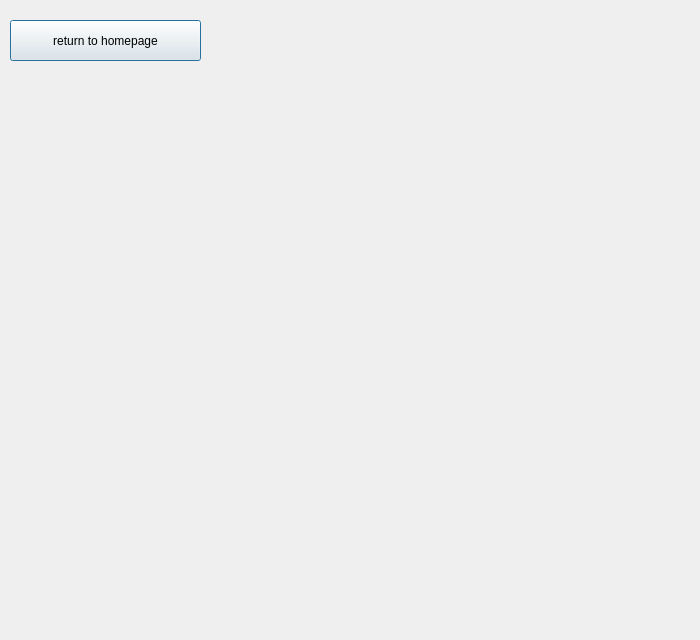
This is returnwindow.ui in calderon-antoniop410/LibraryPlusPlus as Qt 5 draws it before an edit. The edited form follows.
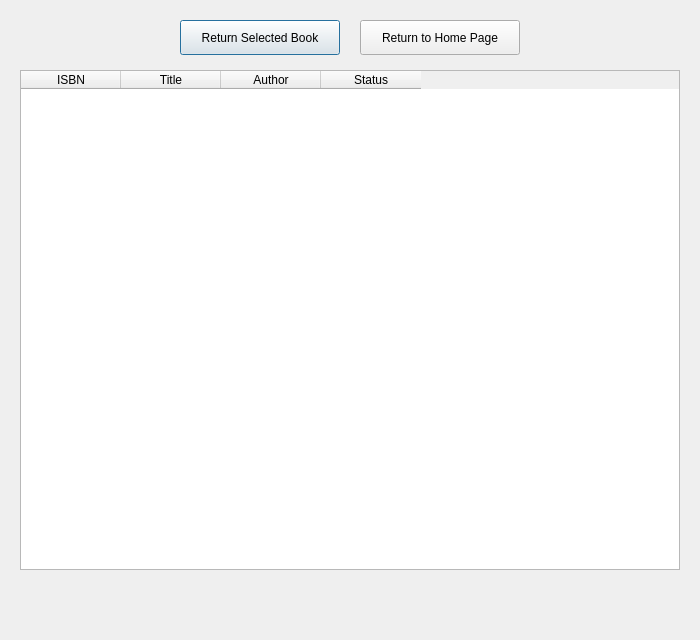
This is the edited form.

Commit message: finished rent/return system and added more features

```diff
--- a/returnwindow.ui
+++ b/returnwindow.ui
@@ -13,17 +13,66 @@
   <property name="windowTitle">
    <string>Return a Book</string>
   </property>
+  
+  <!-- Table to show borrowed books -->
+  <widget class="QTableWidget" name="tableWidget">
+   <property name="geometry">
+    <rect>
+     <x>20</x>
+     <y>70</y>
+     <width>660</width>
+     <height>500</height>
+    </rect>
+   </property>
+   <column>
+    <property name="text">
+     <string>ISBN</string>
+    </property>
+   </column>
+   <column>
+    <property name="text">
+     <string>Title</string>
+    </property>
+   </column>
+   <column>
+    <property name="text">
+     <string>Author</string>
+    </property>
+   </column>
+   <column>
+    <property name="text">
+     <string>Status</string>
+    </property>
+   </column>
+  </widget>
+
+  <!-- Return selected book button -->
+  <widget class="QPushButton" name="returnButton">
+   <property name="geometry">
+    <rect>
+     <x>180</x>
+     <y>20</y>
+     <width>160</width>
+     <height>35</height>
+    </rect>
+   </property>
+   <property name="text">
+    <string>Return Selected Book</string>
+   </property>
+  </widget>
+
+  <!-- Exit button -->
   <widget class="QPushButton" name="exitButton">
    <property name="geometry">
     <rect>
-     <x>10</x>
+     <x>360</x>
      <y>20</y>
-     <width>191</width>
-     <height>41</height>
+     <width>160</width>
+     <height>35</height>
     </rect>
    </property>
    <property name="text">
-    <string>return to homepage</string>
+    <string>Return to Home Page</string>
    </property>
   </widget>
  </widget>
```
Left out of the diff: 2 changed lines with no effect on the pictures. The commit also changes 20 other files.
